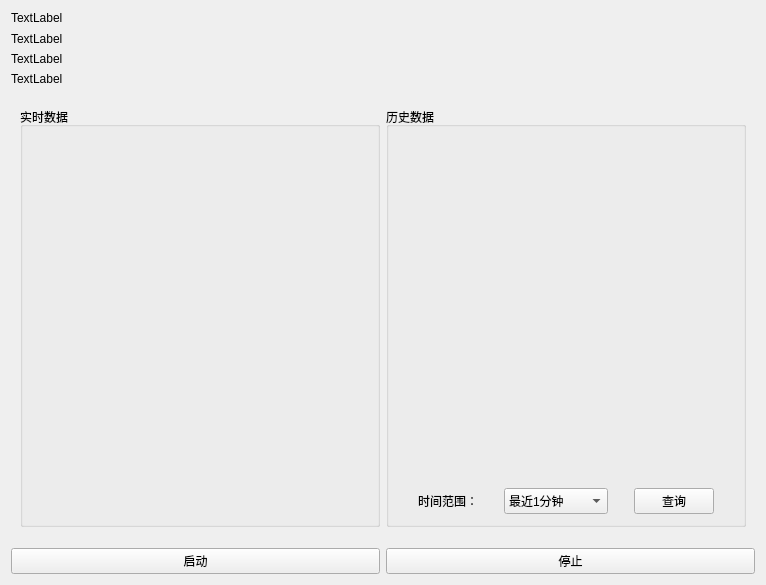
First picture: the form in UI/devicewidget.ui, repository Chick9N/MonitoringSystem, before the edit.
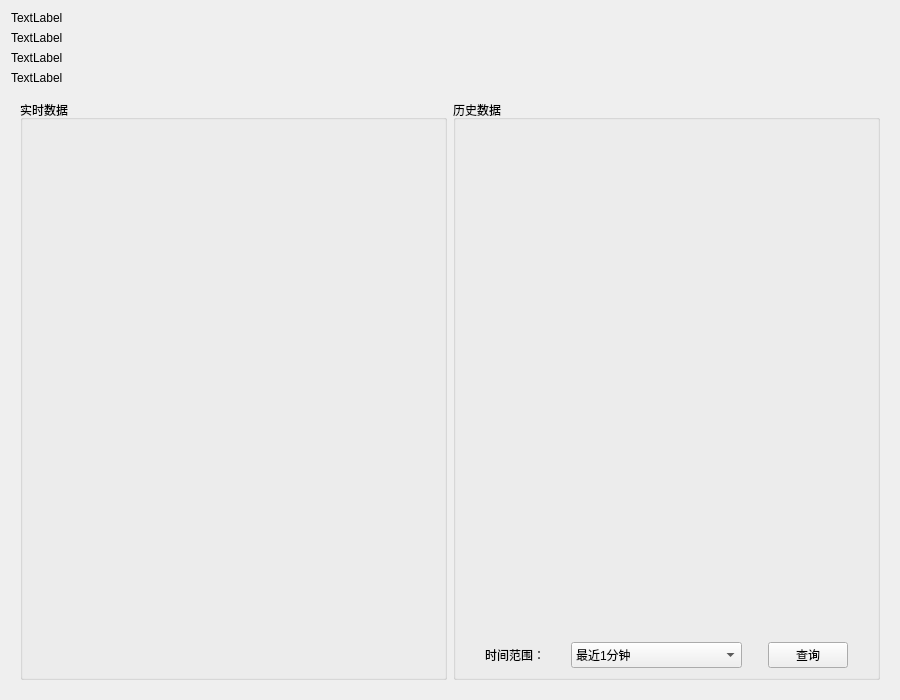
Second picture: the form after the edit.

Patch:
```diff
--- a/UI/devicewidget.ui
+++ b/UI/devicewidget.ui
@@ -6,10 +6,16 @@
    <rect>
     <x>0</x>
     <y>0</y>
-    <width>764</width>
-    <height>585</height>
+    <width>900</width>
+    <height>700</height>
    </rect>
   </property>
+  <property name="minimumSize">
+   <size>
+    <width>760</width>
+    <height>600</height>
+   </size>
+  </property>
   <property name="windowTitle">
    <string>Form</string>
   </property>
@@ -73,13 +79,13 @@
        <property name="minimumSize">
         <size>
          <width>0</width>
-         <height>450</height>
+         <height>280</height>
         </size>
        </property>
        <property name="maximumSize">
         <size>
          <width>16777215</width>
-         <height>450</height>
+         <height>16777215</height>
         </size>
        </property>
        <layout class="QHBoxLayout" name="horizontalLayout_4">
@@ -87,14 +93,14 @@
          <widget class="QGroupBox" name="groupBox">
           <property name="minimumSize">
            <size>
-            <width>360</width>
-            <height>420</height>
+            <width>300</width>
+            <height>250</height>
            </size>
           </property>
           <property name="maximumSize">
            <size>
-            <width>360</width>
-            <height>420</height>
+            <width>16777215</width>
+            <height>16777215</height>
            </size>
           </property>
           <property name="title">
@@ -111,14 +117,14 @@
              </property>
              <property name="minimumSize">
               <size>
-               <width>340</width>
-               <height>170</height>
+               <width>240</width>
+               <height>140</height>
               </size>
              </property>
              <property name="maximumSize">
               <size>
-               <width>340</width>
-               <height>170</height>
+               <width>16777215</width>
+               <height>16777215</height>
               </size>
              </property>
              <layout class="QVBoxLayout" name="verticalLayout_5"/>
@@ -134,14 +140,14 @@
              </property>
              <property name="minimumSize">
               <size>
-               <width>340</width>
-               <height>170</height>
+               <width>240</width>
+               <height>140</height>
               </size>
              </property>
              <property name="maximumSize">
               <size>
-               <width>340</width>
-               <height>170</height>
+               <width>16777215</width>
+               <height>16777215</height>
               </size>
              </property>
              <layout class="QVBoxLayout" name="verticalLayout_6"/>
@@ -160,14 +166,14 @@
           </property>
           <property name="minimumSize">
            <size>
-            <width>360</width>
-            <height>420</height>
+            <width>300</width>
+            <height>250</height>
            </size>
           </property>
           <property name="maximumSize">
            <size>
-            <width>360</width>
-            <height>420</height>
+            <width>16777215</width>
+            <height>16777215</height>
            </size>
           </property>
           <property name="title">
@@ -184,14 +190,14 @@
              </property>
              <property name="minimumSize">
               <size>
-               <width>340</width>
-               <height>170</height>
+               <width>240</width>
+               <height>270</height>
               </size>
              </property>
              <property name="maximumSize">
               <size>
-               <width>340</width>
-               <height>170</height>
+               <width>16777215</width>
+               <height>16777215</height>
               </size>
              </property>
              <layout class="QVBoxLayout" name="verticalLayout_7"/>
@@ -207,14 +213,14 @@
              </property>
              <property name="minimumSize">
               <size>
-               <width>340</width>
-               <height>170</height>
+               <width>240</width>
+               <height>140</height>
               </size>
              </property>
              <property name="maximumSize">
               <size>
-               <width>340</width>
-               <height>170</height>
+               <width>16777215</width>
+               <height>16777215</height>
               </size>
              </property>
              <layout class="QVBoxLayout" name="verticalLayout_4"/>
@@ -362,27 +368,6 @@
        </layout>
       </widget>
      </item>
-     <item>
-      <layout class="QHBoxLayout" name="horizontalLayout">
-       <property name="sizeConstraint">
-        <enum>QLayout::SizeConstraint::SetDefaultConstraint</enum>
-       </property>
-       <item>
-        <widget class="QPushButton" name="startBtn">
-         <property name="text">
-          <string>启动</string>
-         </property>
-        </widget>
-       </item>
-       <item>
-        <widget class="QPushButton" name="stopBtn">
-         <property name="text">
-          <string>停止</string>
-         </property>
-        </widget>
-       </item>
-      </layout>
-     </item>
     </layout>
    </item>
   </layout>
```
